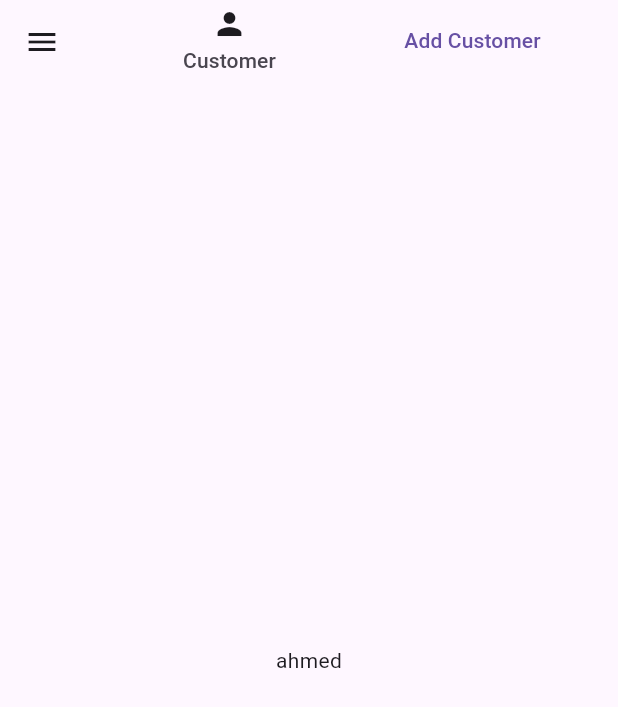
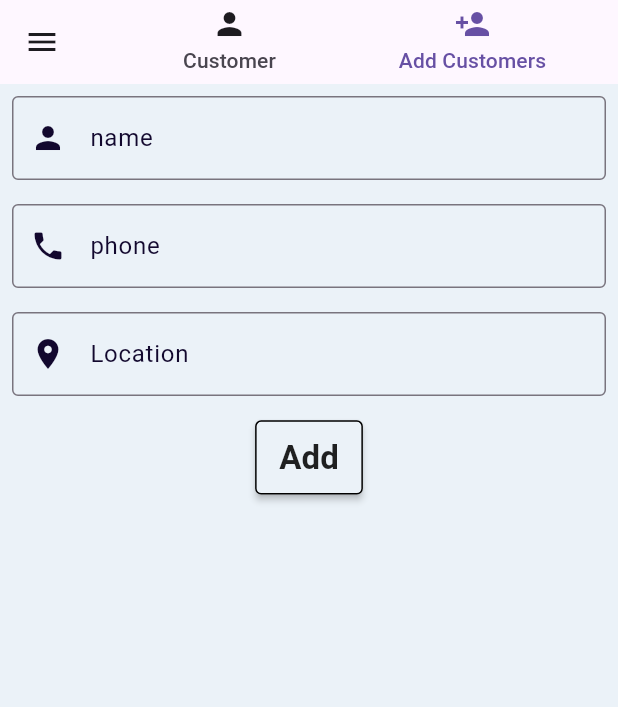
Before and after one commit to Ah95ed/Point-of-Sale, a Flutter app: the CustomerManagement screen opened directly, tab 2 chosen, on a phone screen of 412 x 824 dp. Shown: the top 707 px of the screen. Run offline on Flutter 3.47's test engine with Material 3 defaults, Android fonts, the light colour scheme and no system bars; our stand-ins replace barcode_widget, file_picker, flutter_svg, get, pdf, permission_handler and 3 more; missing offline and left inert: fluent_ui, qr_bar_code_scanner_dialog; accounts and stored records are empty.

Commit message:
complate ui customers

```diff
--- a/lib/Helper/Locale/Language.dart
+++ b/lib/Helper/Locale/Language.dart
@@ -15,12 +15,14 @@ class Language implements Translations {
   static const date = 'date';
   static const search = 'search';
   static const update_price = 'update_price';
+  static const addCustomers = 'addCustomers';
   static const AddItems = 'AddItems';
   static const Customer = 'Customer';
   @override
   Map<String, Map<String, String>> get keys => {
         "ar": {
           update: 'تحديث',
+          addCustomers : 'اضافة عميل',
           Customer : 'العملاء',
           delete: 'حذف',
           AddItems: 'اضافة عنصر',
@@ -76,6 +78,7 @@ class Language implements Translations {
           'SalesInterface': 'واجهة المبيعات',
         },
         "en": {
+          addCustomers :'Add Customers',
           update: 'Update',
           AddItems: 'Add Items',
           delete: 'Delete',
--- a/lib/View/Pages/CustomerManagement/CustomerManagement.dart
+++ b/lib/View/Pages/CustomerManagement/CustomerManagement.dart
@@ -2,6 +2,7 @@ import 'package:flutter/material.dart';
 import 'package:get/get.dart';
 import 'package:point_of_sell/Helper/Locale/Language.dart';
 import 'package:point_of_sell/View/Colors/Colors.dart';
+import 'package:point_of_sell/View/Pages/CustomerManagement/screens/AddCustomer.dart';
 import 'package:point_of_sell/View/Widget/Mobile.dart';
 import 'package:point_of_sell/View/Widget/TextField.dart';
 import 'package:point_of_sell/View/style/SizeApp/SizeApp.dart';
@@ -16,14 +17,15 @@ class CustomerManagement extends StatelessWidget {
       child: Scaffold(
         drawer: const DrawerAllApp(),
         appBar: AppBar(
-          title: const TabBar(
+          title: TabBar(
             tabs: [
               Tab(
-                text: "Customer",
-                icon: Icon(Icons.person),
+                text: "Customer".tr,
+                icon: const Icon(Icons.person),
               ),
               Tab(
-                text: "Add Customer",
+                text: Language.addCustomers.tr,
+                icon: const Icon(Icons.person_add),
               ),
             ],
           ),
@@ -31,9 +33,7 @@ class CustomerManagement extends StatelessWidget {
         body: TabBarView(
           children: [
             CustomersView(),
-            const Center(
-              child: Text('ahmed'),
-            ),
+            const AddCustomer(),
           ],
         ),
       ),
@@ -61,12 +61,12 @@ class CustomersView extends StatelessWidget {
             width: context.getWidth(100),
             child: GridView.builder(
                 gridDelegate: const SliverGridDelegateWithFixedCrossAxisCount(
-                    crossAxisCount: 2,
-                    childAspectRatio: 3 / 2,
-                    crossAxisSpacing: 1,
-                    mainAxisSpacing: 1,
-                    ),
-                itemCount: 10,
+                  crossAxisCount: 2,
+                  childAspectRatio: 3 / 2,
+                  crossAxisSpacing: 1,
+                  mainAxisSpacing: 1,
+                ),
+                itemCount: 18,
                 itemBuilder: (context, index) {
                   return const CardViewCustomers();
                 }),
--- /dev/null
+++ b/lib/View/Pages/CustomerManagement/screens/AddCustomer.dart
@@ -0,0 +1,65 @@
+import 'package:flutter/material.dart';
+import 'package:get/get.dart';
+import 'package:point_of_sell/View/Colors/Colors.dart';
+import 'package:point_of_sell/View/Widget/ShareWidget/CustomMaterialButton.dart';
+import 'package:point_of_sell/View/Widget/TextField.dart';
+import 'package:point_of_sell/View/style/SizeApp/SizeApp.dart';
+
+class AddCustomer extends StatefulWidget {
+  const AddCustomer({super.key});
+
+  @override
+  State<AddCustomer> createState() => _AddCustomerState();
+}
+
+class _AddCustomerState extends State<AddCustomer> {
+  final TextEditingController _name = TextEditingController();
+  final TextEditingController _phone = TextEditingController();
+  final TextEditingController _location = TextEditingController();
+
+  @override
+  void dispose() {
+    super.dispose();
+    _name.dispose();
+    _phone.dispose();
+    _location.dispose();
+  }
+
+  @override
+  Widget build(BuildContext context) {
+    return Padding(
+      padding: EdgeInsets.only(bottom: context.onOpenKeyBorad()),
+      child: Container(
+        color: ColorUsed.whitesoft,
+        height: context.getHeight(100),
+        width: context.getWidth(100),
+        child: Column(
+          children: [
+            TextFieldCustom(
+              text: _name,
+              icons: Icons.person,
+              name: 'name'.tr,
+              input: TextInputType.text,
+            ),
+            TextFieldCustom(
+              text: _phone,
+              icons: Icons.phone,
+              name: 'phone'.tr,
+              input: TextInputType.phone,
+            ),
+            TextFieldCustom(
+              icons: Icons.location_on,
+              name: 'location'.tr,
+              input: TextInputType.text,
+              text: _location,
+            ),
+            CustomMaterialButton(
+              title: 'Add'.tr,
+              onPressed: () {},
+            ),
+          ],
+        ),
+      ),
+    );
+  }
+}
```
